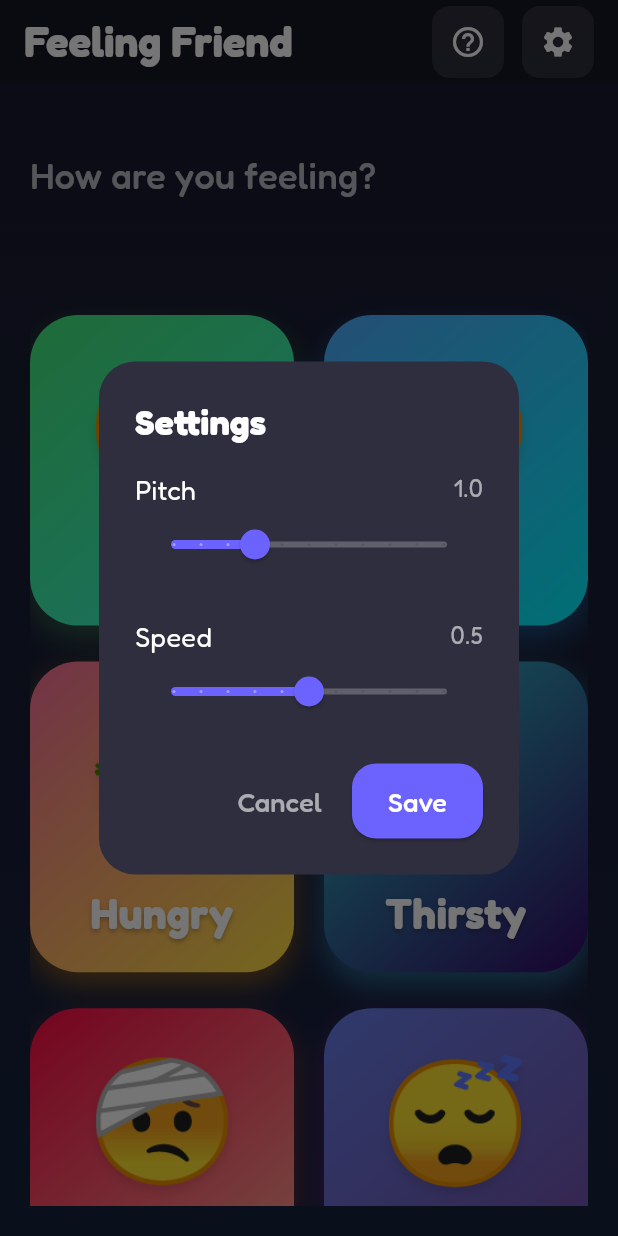
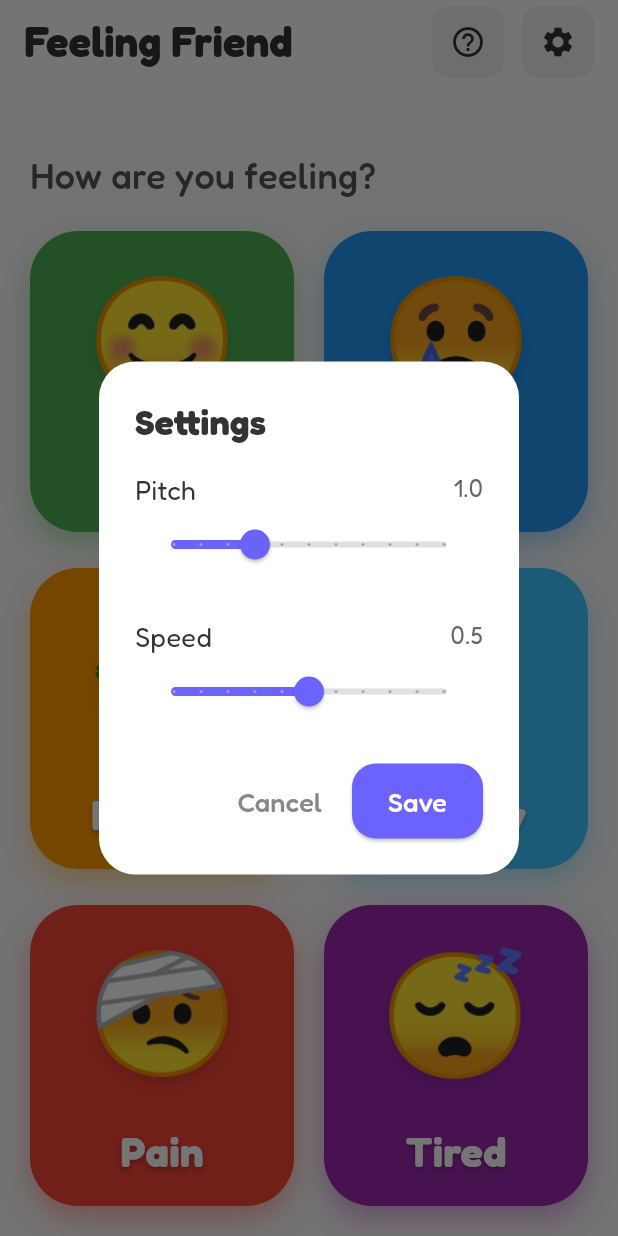
Before and after one commit to yvenyvi/feeling-friend, a Flutter app: the screen it shows after launch, after a tap on the "settings" icon, on a phone screen of 412 x 824 dp. Run offline on Flutter 3.47's test engine with Material 3 defaults, Android fonts, the phone set to English and light mode, and no system bars; our stand-ins replace flutter_tts, google_fonts, shared_preferences.

Commit message:
feat: implement core UI components including home page, emotion cards, settings, and help dialogs.

```diff
--- a/lib/screens/help_dialog.dart
+++ b/lib/screens/help_dialog.dart
@@ -7,13 +7,13 @@ class HelpDialog extends StatelessWidget {
   @override
   Widget build(BuildContext context) {
     return AlertDialog(
-      backgroundColor: const Color(0xFF2E2E3E),
+      backgroundColor: Colors.white,
       title: Text(
         'How to Use',
         style: GoogleFonts.fredoka(
           fontSize: 24,
           fontWeight: FontWeight.bold,
-          color: Colors.white,
+          color: const Color(0xFF333333),
         ),
       ),
       content: SingleChildScrollView(
@@ -70,7 +70,7 @@ class HelpDialog extends StatelessWidget {
         Container(
           padding: const EdgeInsets.all(10),
           decoration: BoxDecoration(
-            color: Colors.white10,
+            color: const Color(0xFFF0F0F0), // Light grey background for icon
             borderRadius: BorderRadius.circular(12),
           ),
           child: Icon(icon, color: const Color(0xFF6C63FF), size: 24),
@@ -85,13 +85,16 @@ class HelpDialog extends StatelessWidget {
                 style: GoogleFonts.fredoka(
                   fontSize: 18,
                   fontWeight: FontWeight.w600,
-                  color: Colors.white,
+                  color: const Color(0xFF333333),
                 ),
               ),
               const SizedBox(height: 6),
               Text(
                 description,
-                style: GoogleFonts.fredoka(fontSize: 14, color: Colors.white70),
+                style: GoogleFonts.fredoka(
+                  fontSize: 14,
+                  color: const Color(0xFF666666),
+                ),
               ),
             ],
           ),
--- a/lib/screens/home_page.dart
+++ b/lib/screens/home_page.dart
@@ -130,7 +130,7 @@ class _HomePageState extends State<HomePage> {
       autofocus: true,
       onKeyEvent: _handleKeyEvent,
       child: Scaffold(
-        backgroundColor: const Color(0xFF121212), // Deep dark background
+        backgroundColor: const Color(0xFFFAFAFA), // Soft off-white background
         extendBodyBehindAppBar: true,
         appBar: AppBar(
           title: Text(
@@ -138,7 +138,7 @@ class _HomePageState extends State<HomePage> {
             style: GoogleFonts.fredoka(
               fontWeight: FontWeight.bold,
               fontSize: 28,
-              color: Colors.white,
+              color: const Color(0xFF333333),
             ),
           ),
           centerTitle: false,
@@ -147,7 +147,9 @@ class _HomePageState extends State<HomePage> {
           flexibleSpace: ClipRect(
             child: BackdropFilter(
               filter: ImageFilter.blur(sigmaX: 10, sigmaY: 10),
-              child: Container(color: Colors.black.withOpacity(0.2)),
+              child: Container(
+                color: Colors.white.withOpacity(0.5),
+              ), // lighter glass
             ),
           ),
           actions: [
@@ -158,13 +160,7 @@ class _HomePageState extends State<HomePage> {
           ],
         ),
         body: Container(
-          decoration: const BoxDecoration(
-            gradient: LinearGradient(
-              begin: Alignment.topCenter,
-              end: Alignment.bottomCenter,
-              colors: [Color(0xFF1a1a2e), Color(0xFF16213e)],
-            ),
-          ),
+          // No gradient, just the background color
           child: Padding(
             padding: const EdgeInsets.only(
               top: 100.0,
@@ -179,7 +175,7 @@ class _HomePageState extends State<HomePage> {
                   "How are you feeling?",
                   style: GoogleFonts.fredoka(
                     fontSize: 24,
-                    color: Colors.white70,
+                    color: const Color(0xFF555555), // Softer dark gray
                     fontWeight: FontWeight.w500,
                   ),
                 ),
@@ -188,13 +184,34 @@ class _HomePageState extends State<HomePage> {
                   child: LayoutBuilder(
                     builder: (context, constraints) {
                       int crossAxisCount = constraints.maxWidth > 600 ? 3 : 2;
+                      int rowCount = (Emotion.emotions.length / crossAxisCount)
+                          .ceil();
+
+                      // Calculate available height for the grid
+                      // Ensure there's enough space, fall back to a reasonable aspect ratio if height is very small
+                      double totalVerticalSpacing = (rowCount - 1) * 24.0;
+                      double cardHeight =
+                          (constraints.maxHeight - totalVerticalSpacing) /
+                          rowCount;
+
+                      double totalHorizontalSpacing =
+                          (crossAxisCount - 1) * 20.0;
+                      double cardWidth =
+                          (constraints.maxWidth - totalHorizontalSpacing) /
+                          crossAxisCount;
+
+                      double childAspectRatio = cardHeight > 0
+                          ? (cardWidth / cardHeight)
+                          : 0.85;
+
                       return GridView.builder(
-                        physics: const BouncingScrollPhysics(),
+                        physics: const NeverScrollableScrollPhysics(),
+                        padding: EdgeInsets.zero,
                         gridDelegate: SliverGridDelegateWithFixedCrossAxisCount(
                           crossAxisCount: crossAxisCount,
                           crossAxisSpacing: 20,
                           mainAxisSpacing: 24,
-                          childAspectRatio: 0.85,
+                          childAspectRatio: childAspectRatio,
                         ),
                         itemCount: Emotion.emotions.length,
                         itemBuilder: (context, index) {
@@ -228,7 +245,7 @@ class _HomePageState extends State<HomePage> {
                   ),
                 ),
                 backgroundColor: Colors.redAccent.shade400,
-                elevation: 12,
+                elevation: 4,
                 tooltip: 'Stop Speaking (Esc)',
               )
             : null,
@@ -244,11 +261,13 @@ class _HomePageState extends State<HomePage> {
   ) {
     return Container(
       decoration: BoxDecoration(
-        color: Colors.white.withOpacity(0.1),
+        color: Colors.black.withOpacity(
+          0.05,
+        ), // Subtle dark tint for light mode
         borderRadius: BorderRadius.circular(12),
       ),
       child: IconButton(
-        icon: Icon(icon, size: 24, color: Colors.white),
+        icon: Icon(icon, size: 24, color: const Color(0xFF333333)),
         tooltip: tooltip,
         onPressed: onPressed,
       ),
--- a/lib/screens/settings_dialog.dart
+++ b/lib/screens/settings_dialog.dart
@@ -31,14 +31,14 @@ class _SettingsDialogState extends State<SettingsDialog> {
   @override
   Widget build(BuildContext context) {
     return AlertDialog(
-      backgroundColor: const Color(0xFF2E2E3E), // Dark dialog bg
+      backgroundColor: Colors.white, // Light dialog
       shape: RoundedRectangleBorder(borderRadius: BorderRadius.circular(24)),
       title: Text(
         'Settings',
         style: GoogleFonts.fredoka(
           fontSize: 24,
           fontWeight: FontWeight.bold,
-          color: Colors.white,
+          color: const Color(0xFF333333),
         ),
       ),
       content: Column(
@@ -66,7 +66,10 @@ class _SettingsDialogState extends State<SettingsDialog> {
           onPressed: () => Navigator.of(context).pop(),
           child: Text(
             'Cancel',
-            style: GoogleFonts.fredoka(fontSize: 18, color: Colors.white60),
+            style: GoogleFonts.fredoka(
+              fontSize: 18,
+              color: const Color(0xFF888888),
+            ),
           ),
         ),
         ElevatedButton(
@@ -75,7 +78,7 @@ class _SettingsDialogState extends State<SettingsDialog> {
             Navigator.of(context).pop();
           },
           style: ElevatedButton.styleFrom(
-            backgroundColor: const Color(0xFF6C63FF), // Vibrant action color
+            backgroundColor: const Color(0xFF6C63FF),
             shape: RoundedRectangleBorder(
               borderRadius: BorderRadius.circular(16),
             ),
@@ -105,18 +108,24 @@ class _SettingsDialogState extends State<SettingsDialog> {
           children: [
             Text(
               label,
-              style: GoogleFonts.fredoka(fontSize: 18, color: Colors.white),
+              style: GoogleFonts.fredoka(
+                fontSize: 18,
+                color: const Color(0xFF333333),
+              ),
             ),
             Text(
               value.toStringAsFixed(1),
-              style: GoogleFonts.fredoka(fontSize: 16, color: Colors.white60),
+              style: GoogleFonts.fredoka(
+                fontSize: 16,
+                color: const Color(0xFF666666),
+              ),
             ),
           ],
         ),
         SliderTheme(
           data: SliderTheme.of(context).copyWith(
             activeTrackColor: const Color(0xFF6C63FF),
-            inactiveTrackColor: Colors.white24,
+            inactiveTrackColor: const Color(0xFFE0E0E0),
             thumbColor: const Color(0xFF6C63FF),
             overlayColor: const Color(0x296C63FF),
           ),
--- a/lib/widgets/emotion_card.dart
+++ b/lib/widgets/emotion_card.dart
@@ -46,14 +46,6 @@ class _EmotionCardState extends State<EmotionCard>
 
   @override
   Widget build(BuildContext context) {
-    // Determine gradient alignment
-    // Use a diagonal gradient for dynamism
-    final gradient = LinearGradient(
-      colors: widget.emotion.gradientColors,
-      begin: Alignment.topLeft,
-      end: Alignment.bottomRight,
-    );
-
     return AnimatedBuilder(
       animation: _controller,
       builder: (context, child) {
@@ -62,7 +54,7 @@ class _EmotionCardState extends State<EmotionCard>
       child: Container(
         decoration: BoxDecoration(
           borderRadius: BorderRadius.circular(32),
-          gradient: gradient,
+          color: widget.emotion.color, // Solid color
           boxShadow: [
             BoxShadow(
               color: widget.emotion.color.withOpacity(0.4),
@@ -79,6 +71,8 @@ class _EmotionCardState extends State<EmotionCard>
             splashColor: Colors.white24,
             child: Padding(
               padding: const EdgeInsets.all(16.0),
+              child: FittedBox(
+                fit: BoxFit.scaleDown,
                 child: Column(
                   mainAxisAlignment: MainAxisAlignment.center,
                   children: [
@@ -120,6 +114,7 @@ class _EmotionCardState extends State<EmotionCard>
             ),
           ),
         ),
+      ),
     );
   }
 }
```
Lines whose indentation alone changed are shown as unchanged.
